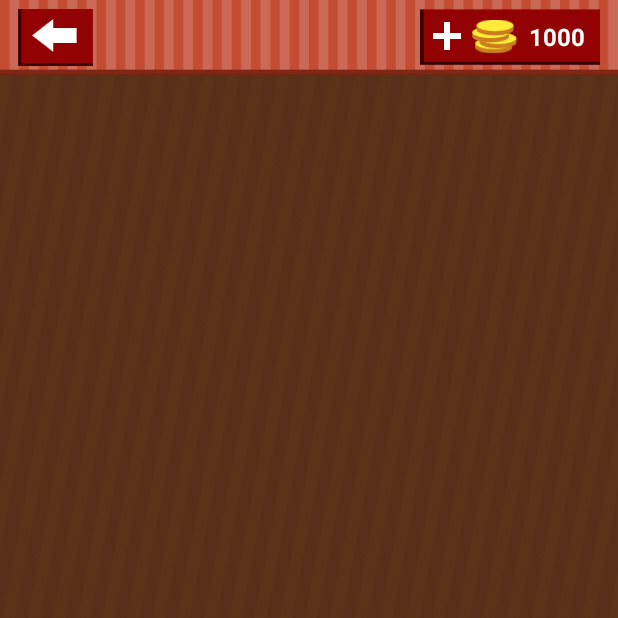
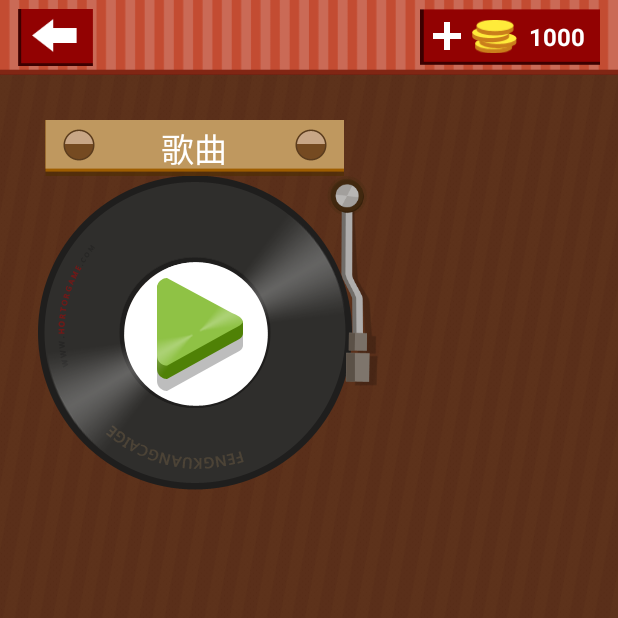
Before and after one commit to MicroKibaco/CrazyGuessMusic, an Android app: the screen it shows after launch (GrazyGuessMusicActivity), on a phone screen of 412 x 824 dp, the top half of it. Run offline under Robolectric (Android 15) with nearby library versions, the light colour scheme and no system bars.

Commit message:
制作titleBar

```diff
--- /dev/null
+++ b/app/src/main/res/drawable/play_button_icon.xml
@@ -0,0 +1,20 @@
+<?xml version="1.0" encoding="utf-8"?>
+<!-- Copyright (C) 2011 The Android Open Source Project
+
+     Licensed under the Apache License, Version 2.0 (the "License");
+     you may not use this file except in compliance with the License.
+     You may obtain a copy of the License at
+
+          http://www.apache.org/licenses/LICENSE-2.0
+
+     Unless required by applicable law or agreed to in writing, software
+     distributed under the License is distributed on an "AS IS" BASIS,
+     WITHOUT WARRANTIES OR CONDITIONS OF ANY KIND, either express or implied.
+     See the License for the specific language governing permissions and
+     limitations under the License.
+-->
+
+<selector xmlns:android="http://schemas.android.com/apk/res/android">
+    <item android:state_pressed="true" android:drawable="@drawable/index_start_sel"/>
+    <item android:drawable="@drawable/index_start"/>
+</selector>
--- a/app/src/main/res/layout/activity_grazy_guess_music.xml
+++ b/app/src/main/res/layout/activity_grazy_guess_music.xml
@@ -17,6 +17,9 @@
         <!--Top-Bar-->
         <include layout="@layout/title_bar"/>
 
+        <!--唱片-->
+        <include layout="@layout/pan_layout"/>
+
     </LinearLayout>
 
 
--- /dev/null
+++ b/app/src/main/res/layout/pan_layout.xml
@@ -0,0 +1,67 @@
+<?xml version="1.0" encoding="utf-8"?>
+<LinearLayout xmlns:android="http://schemas.android.com/apk/res/android"
+              android:orientation="vertical"
+              android:layout_width="wrap_content"
+              android:id="@+id/layout_pan"
+              android:gravity="center"
+              android:layout_centerHorizontal="true"
+              android:layout_centerVertical="true"
+              android:layout_marginTop="30dp"
+              android:layout_height="wrap_content">
+
+    <FrameLayout
+            android:layout_width="wrap_content"
+            android:layout_height="wrap_content">
+
+        <ImageView
+                android:layout_width="wrap_content"
+                android:layout_height="wrap_content"
+                android:background="@drawable/game_title"
+                />
+
+        <TextView
+                android:textColor="@color/white"
+                android:text="歌曲"
+                android:textSize="22sp"
+                android:layout_gravity="center"
+                android:layout_width="wrap_content"
+                android:layout_height="wrap_content"/>
+
+    </FrameLayout>
+
+    <FrameLayout
+            android:layout_width="260dp"
+            android:layout_height="wrap_content">
+
+        <ImageView
+                android:src="@drawable/game_disc"
+                android:layout_gravity="center"
+                android:layout_width="wrap_content"
+                android:layout_height="wrap_content"
+                />
+
+        <ImageButton
+                android:background="@drawable/play_button_icon"
+                android:id="@+id/btn_play_start"
+                android:layout_gravity="center"
+                android:layout_width="wrap_content"
+                android:layout_height="wrap_content"/>
+
+        <ImageView
+
+                android:src="@drawable/index_pin"
+                android:layout_gravity="right"
+                android:layout_width="50dp"
+                android:layout_height="140dp"/>
+
+        <ImageView
+                android:src="@drawable/game_disc_light"
+                android:layout_gravity="center"
+                android:layout_width="wrap_content"
+                android:layout_height="wrap_content"
+                android:id="@+id/imageView"/>
+
+
+    </FrameLayout>
+
+</LinearLayout>
--- a/app/src/main/res/values/colors.xml
+++ b/app/src/main/res/values/colors.xml
@@ -4,4 +4,5 @@
     <color name="colorPrimaryDark">#303F9F</color>
     <color name="colorAccent">#FF4081</color>
     <color name="dark">#696365</color>
+    <color name="white">#ffffff</color>
 </resources>
```
